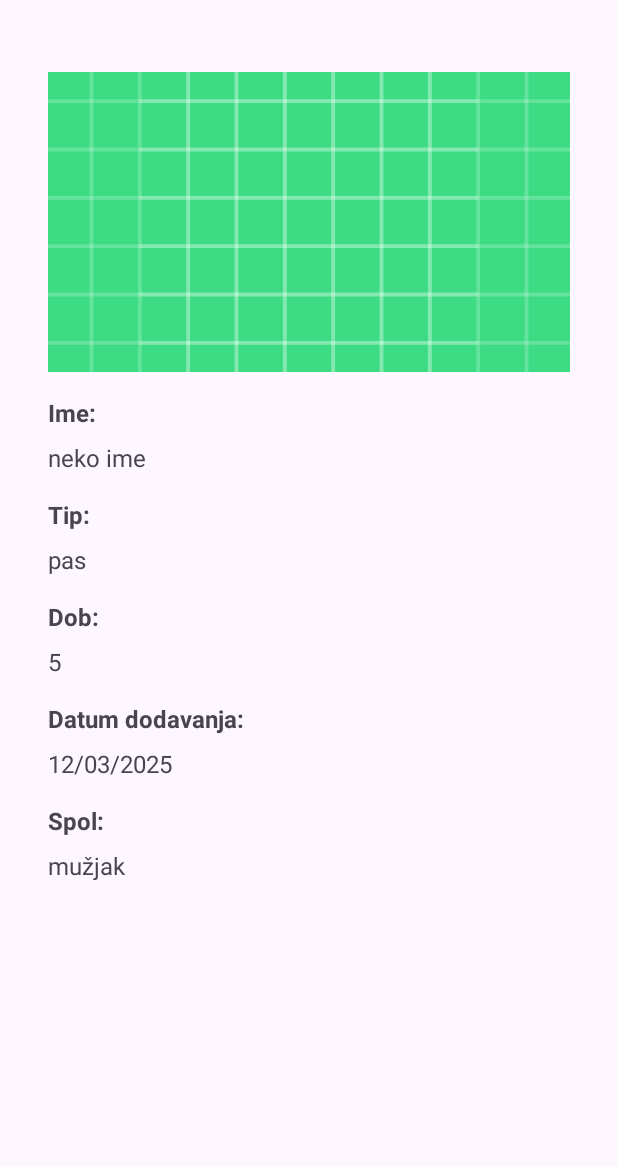
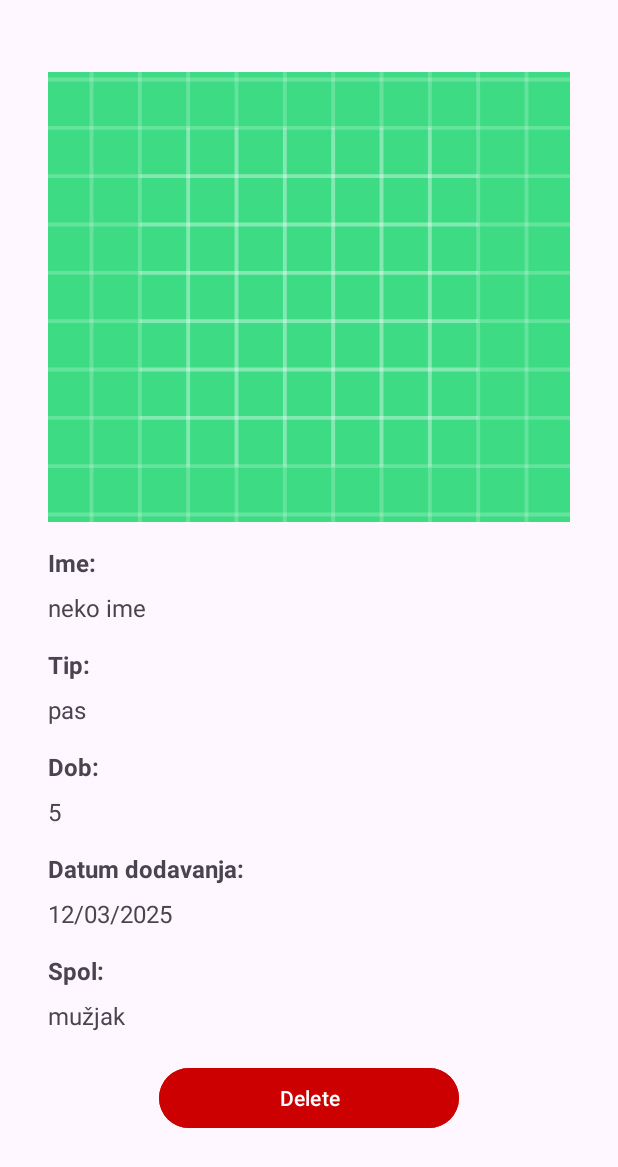
Before and after one commit to Andrej659/PetGO, an Android app: the fragment PetDetailFragment placed in its activity, on a phone screen of 412 x 824 dp. Shown: the top 1167 px of the screen. Run offline under Robolectric (Android 15) with nearby library versions, the light colour scheme and no system bars; our stand-ins replace Room's generated code.

Commit message:
dodana funkcija Delete

```diff
--- a/app/src/main/java/org/unizd/rma/markanjevic/dao/AnimalDao.kt
+++ b/app/src/main/java/org/unizd/rma/markanjevic/dao/AnimalDao.kt
@@ -4,8 +4,8 @@ import androidx.lifecycle.LiveData
 import androidx.room.Dao
 import androidx.room.Insert
 import androidx.room.Query
+import androidx.room.Delete
 import org.unizd.rma.markanjevic.models.Animal
-
 @Dao
 interface AnimalDao {
 
@@ -20,4 +20,7 @@ interface AnimalDao {
     // Get an animal by its ID
     @Query("SELECT * FROM animals WHERE id = :id")
     fun getAnimalById(id: Int): LiveData<Animal>
+
+    @Delete
+    suspend fun deleteAnimal(animal: Animal)
 }
--- a/app/src/main/java/org/unizd/rma/markanjevic/viewmodels/AnimalViewModel.kt
+++ b/app/src/main/java/org/unizd/rma/markanjevic/viewmodels/AnimalViewModel.kt
@@ -20,4 +20,10 @@ class AnimalViewModel(private val animalDao: AnimalDao) : ViewModel() {
             animalDao.insertAnimal(animal)
         }
     }
+
+    fun deleteAnimal(animal: Animal) {
+        viewModelScope.launch() {
+            animalDao.deleteAnimal(animal)
+        }
+    }
 }
--- a/app/src/main/res/layout/fragment_pet_detail.xml
+++ b/app/src/main/res/layout/fragment_pet_detail.xml
@@ -21,7 +21,7 @@
             <ImageView
                 android:id="@+id/animalImage"
                 android:layout_width="match_parent"
-                android:layout_height="200dp"
+                android:layout_height="300dp"
                 android:layout_gravity="center"
                 android:src="@drawable/ic_launcher_background"
                 android:contentDescription="Animal Image"
@@ -117,6 +117,17 @@
                 android:textSize="16sp"
                 android:layout_marginTop="8dp" />
 
+            <!-- Button to trigger method -->
+            <Button
+                android:id="@+id/deleteButton"
+                android:layout_width="200dp"
+                android:layout_height="wrap_content"
+                android:text="Delete"
+                android:layout_marginTop="20dp"
+                android:layout_gravity="center"
+                android:backgroundTint="@android:color/holo_red_dark"
+                android:textColor="@android:color/white"
+                android:onClick="onActionButtonClick" />
         </LinearLayout>
     </ScrollView>
 
```
Also changed, not shown: app/src/main/java/org/unizd/rma/markanjevic/views/PetDetailFragment.kt (+23 -1 lines).
